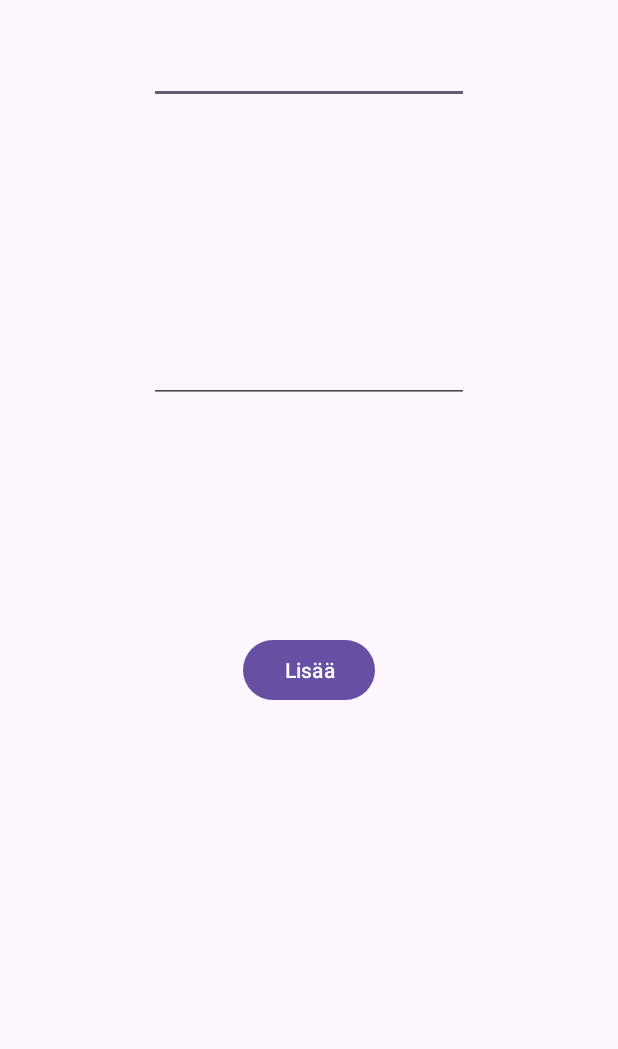
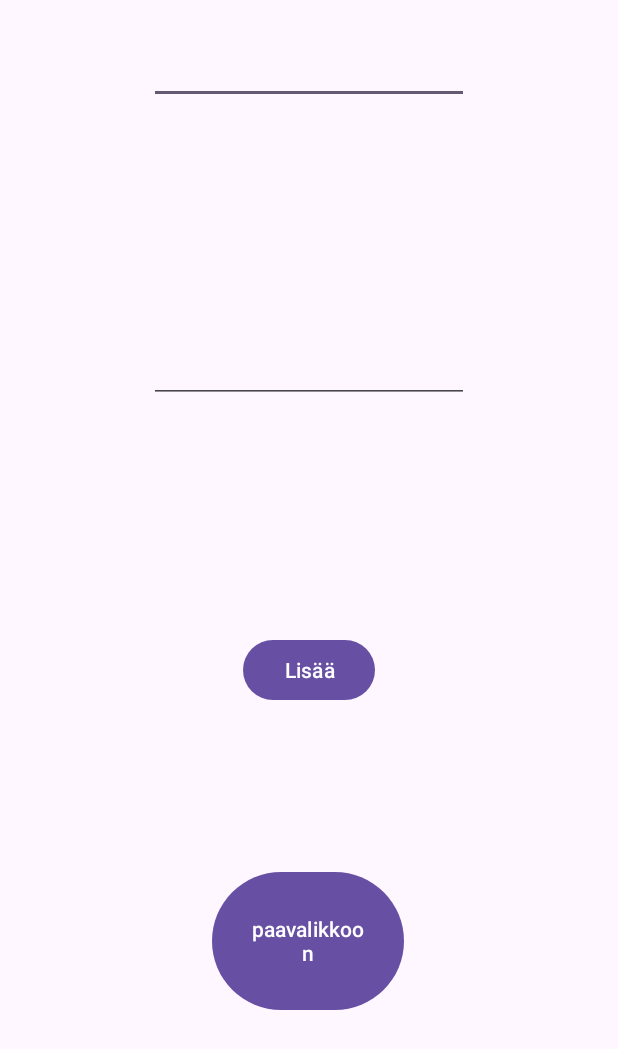
Before and after one commit to Vertti04/v9t1, an Android app: the AddNoteActivity screen opened directly, with no data from a screen before it, on a phone screen of 412 x 824 dp. Shown: the top 1049 px of the screen. Run offline under Robolectric (Android 15) with nearby library versions, the phone set to English and light mode, and no system bars.

Commit message:
uudet muutokset

```diff
--- a/app/src/main/java/com/example/Muistio/AddNoteActivity.java
+++ b/app/src/main/java/com/example/Muistio/AddNoteActivity.java
@@ -40,7 +40,9 @@ public class AddNoteActivity extends AppCompatActivity {
         String content = ContentEdit.getText().toString();
 
         NoteStorage.addNote(title, content);
-        finish();
+
 
     }
-}
+    public void closeTitle(View view) {
+        finish();
+}}
--- a/app/src/main/res/layout/activity_add_note.xml
+++ b/app/src/main/res/layout/activity_add_note.xml
@@ -39,4 +39,17 @@
         app:layout_constraintEnd_toEndOf="parent"
         app:layout_constraintStart_toStartOf="parent"
         app:layout_constraintTop_toBottomOf="@+id/TitleEdit" />
+
+    <Button
+        android:id="@+id/close"
+        android:layout_width="128dp"
+        android:layout_height="100dp"
+        android:onClick="closeTitle"
+        android:text="paavalikkoon"
+        app:layout_constraintBottom_toBottomOf="parent"
+        app:layout_constraintEnd_toEndOf="parent"
+        app:layout_constraintHorizontal_bias="0.498"
+        app:layout_constraintStart_toStartOf="parent"
+        app:layout_constraintTop_toBottomOf="@+id/AddNoteButton"
+        app:layout_constraintVertical_bias="0.42" />
 </androidx.constraintlayout.widget.ConstraintLayout>
```
